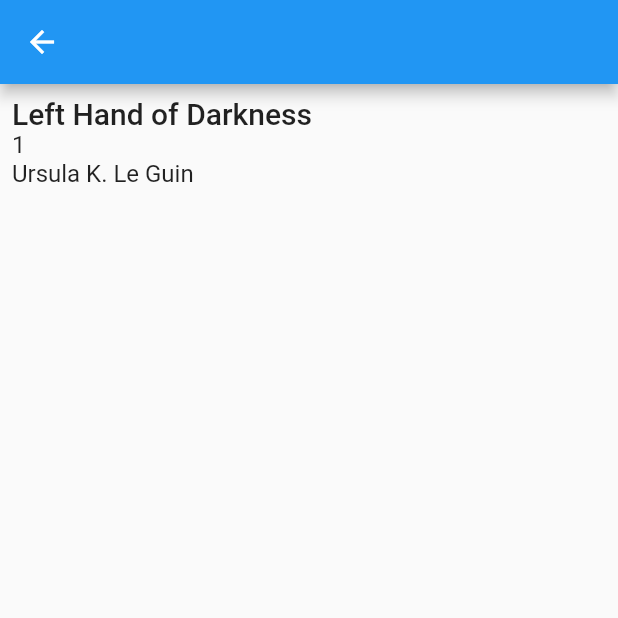
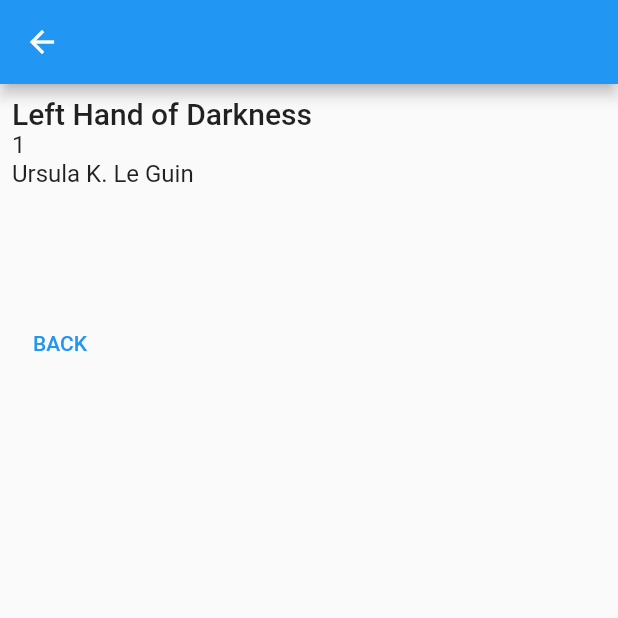
Before and after one commit to bkan36/navigator-2, a Flutter app: the screen it shows after launch, after a tap on "Left Hand of Darkness", on a phone screen of 412 x 824 dp, the top half of it. Run offline on Flutter 3.47's test engine with Material 2 defaults, Android fonts, the phone set to English and light mode, and no system bars; our stand-ins replace url_strategy.

Commit message:
url displaying bugue fixed

```diff
--- a/lib/routes/my_route_information_parser.dart
+++ b/lib/routes/my_route_information_parser.dart
@@ -32,15 +32,13 @@ MyRouteData myRoutesParser(String pathFromUrl) {
 String buildRouteLocation(MyRouteData route) {
   if (!route.path.contains(PARAM_CHAR)) return route.path;
 
-  var i = 0;
   var location = '';
   final pathList = Uri.parse(route.path).pathSegments;
 
   for (var ps in pathList)
-    if (ps[0] == PARAM_CHAR) {
-      location += '/${route.params[i]!}';
-      i++;
-    } else
+    if (ps[0] == PARAM_CHAR)
+      location += '/${route.params[ps.replaceFirst(PARAM_CHAR, '')]!}';
+    else
       location += '/$ps';
 
   return location;
--- a/lib/routes/my_router_delegate.dart
+++ b/lib/routes/my_router_delegate.dart
@@ -79,7 +79,7 @@ class MyRouterDelegate extends RouterDelegate<MyRouteData>
 
     for (var a = 0; a < pathList.length; a++)
       if (pathList[a][0] == PARAM_CHAR) {
-        pathString += '/${routeData.params[i]!}';
+        pathString += '/${routeData.params[a]!}';
         i++;
       } else
         pathString += '/${pathList[a]}';
--- a/lib/views/book/book_details_screen.dart
+++ b/lib/views/book/book_details_screen.dart
@@ -25,6 +25,11 @@ class BookDetailsScreen extends StatelessWidget {
               Text(book.author, style: Theme.of(context).textTheme.subtitle1),
             ],
             if (book == null) Text('BOOK NOT FOUND'),
+            SizedBox(height: 80.0),
+            TextButton(
+              onPressed: () => Navigator.pop(context),
+              child: Text('BACK'),
+            )
           ],
         ),
       ),
```
